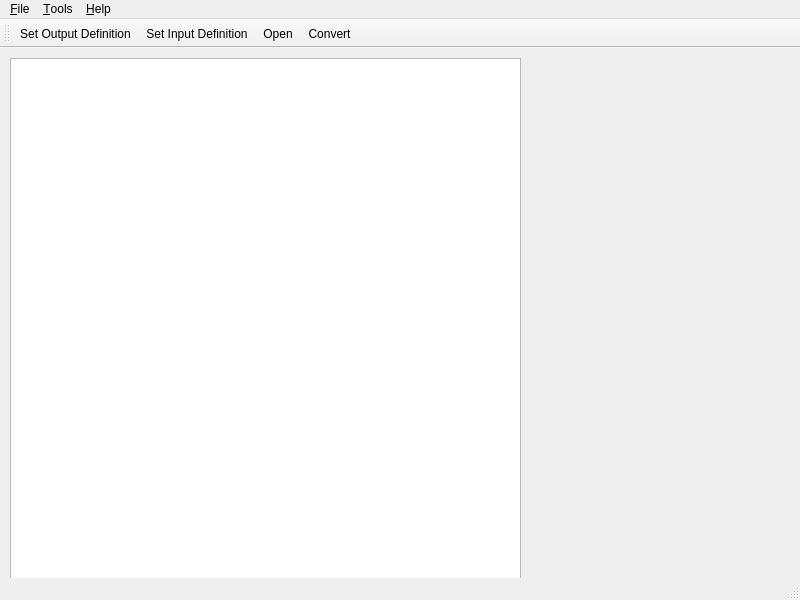
This is mainwindow.ui in opus4711/htmlatex as Qt 5 draws it before an edit. The edited form follows.
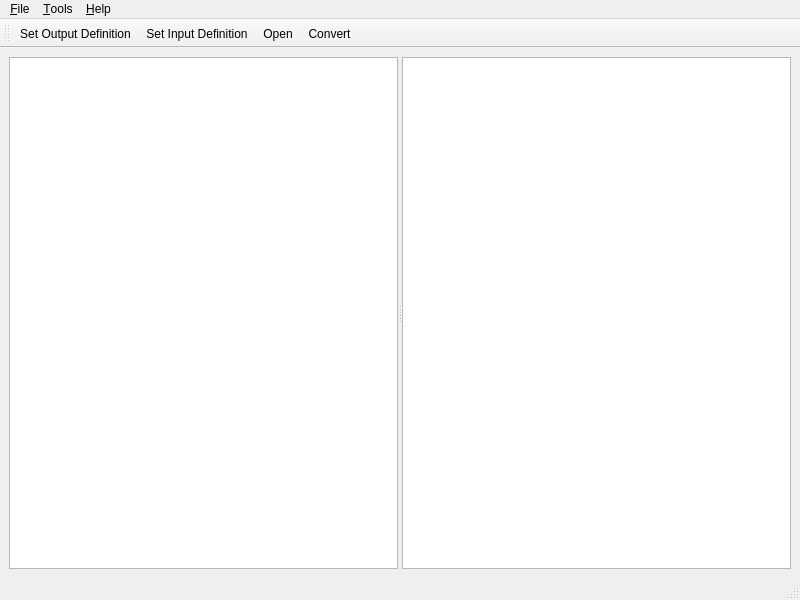
This is the edited form. Icons and pictures are not drawn.

Commit message: MainWindow optimized : declaration and setup of GUI controls moved to mainwindow.ui and unused changeEvent removed

Patch:
```diff
--- a/mainwindow.ui
+++ b/mainwindow.ui
@@ -17,16 +17,23 @@
    <locale language="English" country="UnitedStates"/>
   </property>
   <widget class="QWidget" name="centralwidget">
-   <widget class="QTreeView" name="treeView">
-    <property name="geometry">
-     <rect>
-      <x>10</x>
-      <y>10</y>
-      <width>511</width>
-      <height>531</height>
-     </rect>
-    </property>
-   </widget>
+   <layout class="QHBoxLayout" name="horizontalLayout">
+    <item>
+     <widget class="QSplitter" name="splitter">
+      <property name="maximumSize">
+       <size>
+        <width>782</width>
+        <height>507</height>
+       </size>
+      </property>
+      <property name="orientation">
+       <enum>Qt::Horizontal</enum>
+      </property>
+      <widget class="QTreeView" name="treeView"/>
+      <widget class="QTextEdit" name="textEdit"/>
+     </widget>
+    </item>
+   </layout>
   </widget>
   <widget class="QMenuBar" name="menubar">
    <property name="geometry">
```
Left out of the diff: 23 changed lines with no effect on the pictures. The commit also changes 5 other files.
